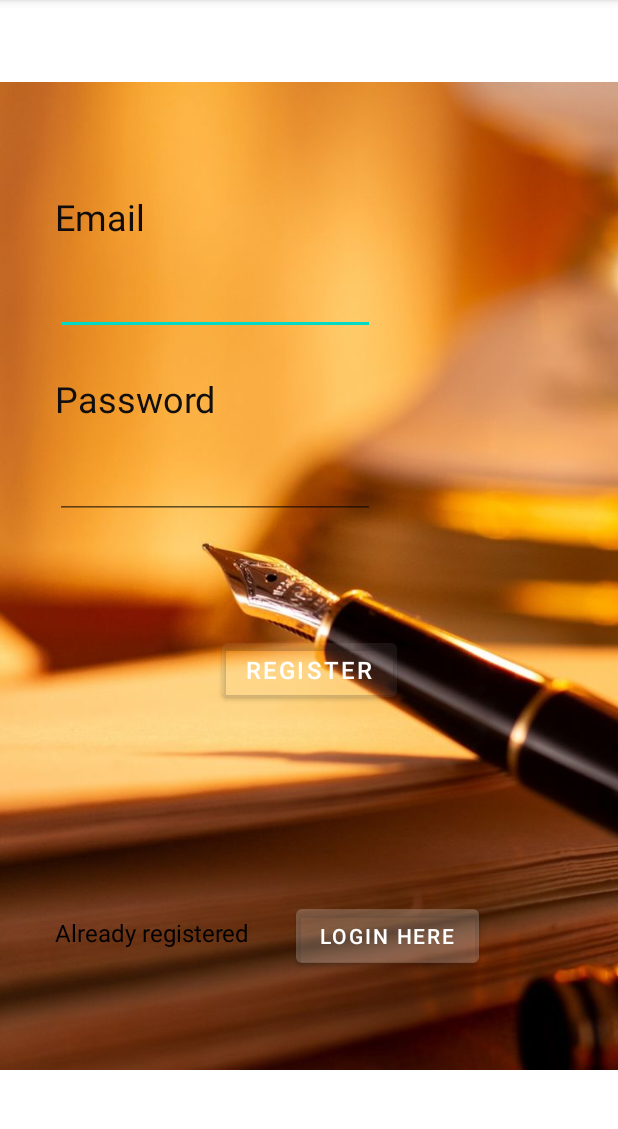
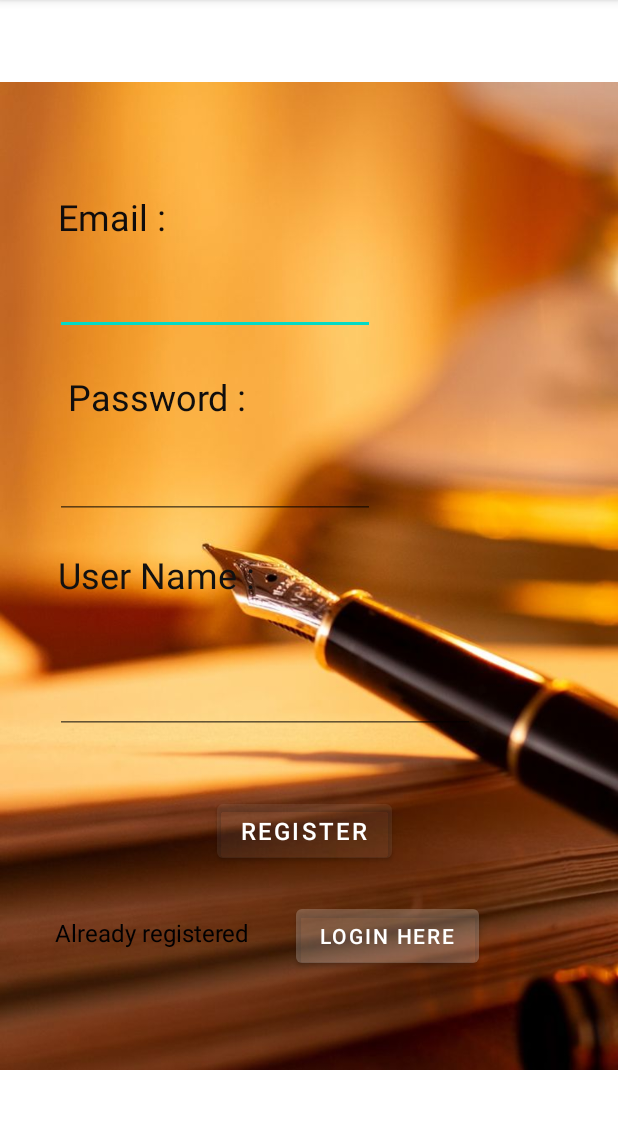
Before and after one commit to Akhila-111/Write-Out, an Android app: the SignUpActivity screen opened directly, with no data from a screen before it, on a phone screen of 412 x 824 dp, the part 84-1213 px from its top. Run offline under Robolectric (Android 15) with nearby library versions, the phone set to English and light mode, and no system bars; our stand-ins replace Firebase (no records; nobody signed in at launch, a user with empty details on screens opened directly).

Commit message:
store data using Shared pref

```diff
--- a/app/src/main/java/com/example/write_out/SignUpActivity.java
+++ b/app/src/main/java/com/example/write_out/SignUpActivity.java
@@ -4,11 +4,17 @@ import androidx.annotation.NonNull;
 import androidx.appcompat.app.AppCompatActivity;
 
 import android.annotation.SuppressLint;
+import android.content.Context;
 import android.content.Intent;
+import android.content.SharedPreferences;
 import android.os.Bundle;
+import android.preference.PreferenceManager;
 import android.text.TextUtils;
+import android.util.Log;
+import android.view.View;
 import android.widget.Button;
 import android.widget.EditText;
+import android.widget.TextView;
 import android.widget.Toast;
 
 import com.google.android.gms.tasks.OnCompleteListener;
@@ -16,6 +22,11 @@ import com.google.android.gms.tasks.Task;
 import com.google.android.material.textfield.TextInputEditText;
 import com.google.firebase.auth.AuthResult;
 import com.google.firebase.auth.FirebaseAuth;
+
+import org.json.JSONException;
+import org.json.JSONObject;
+
+import java.text.BreakIterator;
 
 public class SignUpActivity extends AppCompatActivity {
 
@@ -25,6 +36,10 @@ public class SignUpActivity extends AppCompatActivity {
     Button btnRegister;
     FirebaseAuth mAuth;
     EditText signUpUserName;
+
+    SharedPreferences sharedPreferences;
+    private static final String Shared_pref_name = "mypref";
+    private static final String Key_Name = "name";
 
     @SuppressLint("WrongViewCast")
     @Override
@@ -36,21 +51,34 @@ public class SignUpActivity extends AppCompatActivity {
         signUpPassword = findViewById(R.id.editTextTextPassword2);
         LoginHere = findViewById(R.id.button5);
         btnRegister = findViewById(R.id.button4);
+        signUpUserName = findViewById(R.id.editTextTextPersonName2);
+
 
         mAuth = FirebaseAuth.getInstance();
 
-        btnRegister.setOnClickListener(view -> {
-            createUser();
-        });
+       btnRegister.setOnClickListener(view -> {
+           createUser();
+           savedata();
+
+       });
+
 
         LoginHere.setOnClickListener(view -> {
             startActivity(new Intent(SignUpActivity.this,LoginActivity.class));
         });
     }
 
+    private void savedata(){
+        sharedPreferences = getSharedPreferences(Shared_pref_name,MODE_PRIVATE);
+        SharedPreferences.Editor editor = sharedPreferences.edit();
+        editor.putString(Key_Name,signUpUserName.getText().toString());
+        editor.apply();
+    }
+
     private void createUser(){
         String email = signUpEmail.getText().toString();
         String password = signUpPassword.getText().toString();
+        String username = signUpUserName.getText().toString();
 
         if(TextUtils.isEmpty(email)){
             signUpEmail.setError("Email cannot be empty");
@@ -58,6 +86,10 @@ public class SignUpActivity extends AppCompatActivity {
         }
         else if (TextUtils.isEmpty(password)){
             signUpPassword.setError("Password cannot be empty");
+            signUpPassword.requestFocus();
+        }
+        else if(TextUtils.isEmpty(username)){
+            signUpUserName.setError("Please fill the user name");
             signUpPassword.requestFocus();
         }
         else{
--- a/app/src/main/res/layout/sign_up_file.xml
+++ b/app/src/main/res/layout/sign_up_file.xml
@@ -7,8 +7,8 @@
 
     <ImageView
         android:id="@+id/imageView2"
-        android:layout_width="wrap_content"
-        android:layout_height="wrap_content"
+        android:layout_width="match_parent"
+        android:layout_height="match_parent"
         android:src="@drawable/sign_up_page"
         app:layout_constraintBottom_toBottomOf="parent"
         app:layout_constraintEnd_toEndOf="parent"
@@ -21,12 +21,12 @@
         android:id="@+id/textView"
         android:layout_width="wrap_content"
         android:layout_height="wrap_content"
-        android:text="Email "
+        android:text="Email :"
         android:textColor="#100C0C"
         android:textSize="24sp"
         app:layout_constraintBottom_toBottomOf="parent"
         app:layout_constraintEnd_toEndOf="parent"
-        app:layout_constraintHorizontal_bias="0.106"
+        app:layout_constraintHorizontal_bias="0.114"
         app:layout_constraintStart_toStartOf="parent"
         app:layout_constraintTop_toTopOf="parent"
         app:layout_constraintVertical_bias="0.174" />
@@ -35,15 +35,15 @@
         android:id="@+id/textView2"
         android:layout_width="wrap_content"
         android:layout_height="wrap_content"
-        android:text="Password"
+        android:text=" Password : "
         android:textColor="#100E0E"
         android:textSize="24sp"
         app:layout_constraintBottom_toBottomOf="parent"
         app:layout_constraintEnd_toEndOf="parent"
-        app:layout_constraintHorizontal_bias="0.121"
+        app:layout_constraintHorizontal_bias="0.139"
         app:layout_constraintStart_toStartOf="parent"
         app:layout_constraintTop_toTopOf="parent"
-        app:layout_constraintVertical_bias="0.339" />
+        app:layout_constraintVertical_bias="0.337" />
 
     <EditText
         android:id="@+id/editTextTextEmailAddress2"
@@ -81,9 +81,10 @@
         app:iconTint="#F0E9E9"
         app:layout_constraintBottom_toBottomOf="parent"
         app:layout_constraintEnd_toEndOf="parent"
+        app:layout_constraintHorizontal_bias="0.489"
         app:layout_constraintStart_toStartOf="parent"
         app:layout_constraintTop_toTopOf="parent"
-        app:layout_constraintVertical_bias="0.587" />
+        app:layout_constraintVertical_bias="0.736" />
 
     <TextView
         android:id="@+id/textView5"
@@ -112,4 +113,32 @@
         app:layout_constraintTop_toTopOf="parent"
         app:layout_constraintVertical_bias="0.833" />
 
+    <TextView
+        android:id="@+id/textView8"
+        android:layout_width="wrap_content"
+        android:layout_height="wrap_content"
+        android:text="User Name :"
+        android:textColor="#121111"
+        android:textSize="24sp"
+        app:layout_constraintBottom_toBottomOf="parent"
+        app:layout_constraintEnd_toEndOf="parent"
+        app:layout_constraintHorizontal_bias="0.138"
+        app:layout_constraintStart_toStartOf="parent"
+        app:layout_constraintTop_toTopOf="parent"
+        app:layout_constraintVertical_bias="0.499" />
+
+    <EditText
+        android:id="@+id/editTextTextPersonName2"
+        android:layout_width="wrap_content"
+        android:layout_height="wrap_content"
+        android:ems="10"
+        android:inputType="textPersonName"
+        android:textSize="24sp"
+        app:layout_constraintBottom_toBottomOf="parent"
+        app:layout_constraintEnd_toEndOf="parent"
+        app:layout_constraintHorizontal_bias="0.278"
+        app:layout_constraintStart_toStartOf="parent"
+        app:layout_constraintTop_toTopOf="parent"
+        app:layout_constraintVertical_bias="0.61" />
+
 </androidx.constraintlayout.widget.ConstraintLayout>
```
Also changed, not shown: app/src/main/AndroidManifest.xml (+16 -8 lines), app/src/main/java/com/example/write_out/ArticleDetail.java (+31 -0 lines), app/src/main/java/com/example/write_out/ArticleWriting.java (added, +40 -0 lines), app/src/main/java/com/example/write_out/MainActivity.java (+10 -2 lines), app/src/main/res/layout/activity_article_detail.xml (+77 -0 lines), app/src/main/res/layout/activity_main.xml (+28 -25 lines), app/src/main/res/layout/article_writing.xml (added, +47 -0 lines), app/src/main/res/values/strings.xml (+7 -0 lines), app/src/main/res/drawable/detial_article_blue.png (added).
